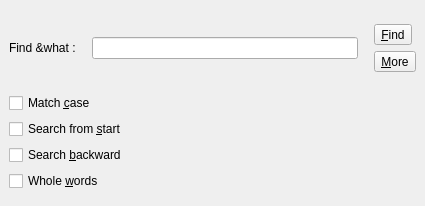
Old version of the form findreplacepanel.ui in the repository djeada/Lightpad.
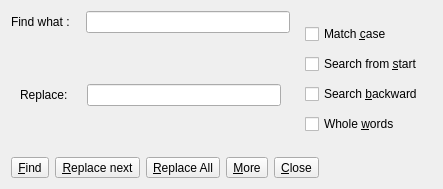
New version of the form.

Commit message: redesigned and expanded findreplace widget

```diff
--- a/findreplacepanel.ui
+++ b/findreplacepanel.ui
@@ -6,32 +6,33 @@
    <rect>
     <x>0</x>
     <y>0</y>
-    <width>425</width>
-    <height>206</height>
+    <width>443</width>
+    <height>189</height>
    </rect>
   </property>
   <property name="windowTitle">
    <string>Form</string>
   </property>
+  <layout class="QVBoxLayout" name="verticalLayout_4" stretch="0,0">
+   <property name="sizeConstraint">
+    <enum>QLayout::SetMinimumSize</enum>
+   </property>
+   <item>
+    <layout class="QHBoxLayout" name="horizontalLayout_4">
+     <item>
   <layout class="QVBoxLayout" name="verticalLayout_3">
-   <property name="leftMargin">
-    <number>9</number>
-   </property>
-   <property name="topMargin">
-    <number>9</number>
-   </property>
-   <property name="rightMargin">
-    <number>9</number>
-   </property>
-   <property name="bottomMargin">
-    <number>0</number>
+       <property name="sizeConstraint">
+        <enum>QLayout::SetNoConstraint</enum>
    </property>
    <item>
     <layout class="QHBoxLayout" name="horizontalLayout">
+         <property name="sizeConstraint">
+          <enum>QLayout::SetNoConstraint</enum>
+         </property>
      <item>
       <widget class="QLabel" name="findWhat">
        <property name="text">
-        <string>Find &amp;what :</string>
+            <string>Find what :</string>
        </property>
        <property name="textFormat">
         <enum>Qt::MarkdownText</enum>
@@ -55,46 +56,63 @@
       </spacer>
      </item>
      <item>
-      <widget class="QLineEdit" name="search"/>
-     </item>
-     <item>
-      <spacer name="horizontalSpacer_2">
-       <property name="orientation">
-        <enum>Qt::Horizontal</enum>
-       </property>
-       <property name="sizeType">
-        <enum>QSizePolicy::Minimum</enum>
-       </property>
-       <property name="sizeHint" stdset="0">
-        <size>
-         <width>10</width>
-         <height>20</height>
-        </size>
-       </property>
-      </spacer>
+          <widget class="QLineEdit" name="searchFind"/>
      </item>
      <item>
       <layout class="QVBoxLayout" name="verticalLayout_2">
+           <property name="sizeConstraint">
+            <enum>QLayout::SetNoConstraint</enum>
+           </property>
+          </layout>
+         </item>
+        </layout>
+       </item>
        <item>
-        <widget class="QToolButton" name="find">
+        <widget class="QWidget" name="widget" native="true">
+         <layout class="QHBoxLayout" name="horizontalLayout_2">
+          <property name="sizeConstraint">
+           <enum>QLayout::SetNoConstraint</enum>
+          </property>
+          <item>
+           <widget class="QLabel" name="Replace">
          <property name="text">
-          <string>&amp;Find</string>
-         </property>
+             <string>Replace: </string>
+            </property>
+            <property name="textFormat">
+             <enum>Qt::MarkdownText</enum>
+            </property>
         </widget>
        </item>
        <item>
-        <widget class="QToolButton" name="more">
-         <property name="text">
-          <string>&amp;More</string>
-         </property>
-        </widget>
-       </item>
-      </layout>
+           <spacer name="horizontalSpacer_4">
+            <property name="orientation">
+             <enum>Qt::Horizontal</enum>
+            </property>
+            <property name="sizeType">
+             <enum>QSizePolicy::Minimum</enum>
+            </property>
+            <property name="sizeHint" stdset="0">
+             <size>
+              <width>10</width>
+              <height>20</height>
+             </size>
+            </property>
+           </spacer>
+          </item>
+          <item>
+           <widget class="QLineEdit" name="searchReplace"/>
+          </item>
+         </layout>
+        </widget>
      </item>
     </layout>
    </item>
    <item>
+      <widget class="QWidget" name="options" native="true">
     <layout class="QVBoxLayout" name="verticalLayout">
+        <property name="sizeConstraint">
+         <enum>QLayout::SetNoConstraint</enum>
+        </property>
      <item>
       <widget class="QCheckBox" name="matchCase">
        <property name="text">
@@ -125,6 +143,64 @@
         <string>Whole &amp;words</string>
        </property>
       </widget>
+        </item>
+       </layout>
+      </widget>
+     </item>
+    </layout>
+   </item>
+   <item>
+    <layout class="QHBoxLayout" name="horizontalLayout_3">
+     <property name="sizeConstraint">
+      <enum>QLayout::SetNoConstraint</enum>
+     </property>
+     <item>
+      <widget class="QToolButton" name="find">
+       <property name="text">
+        <string>&amp;Find</string>
+       </property>
+      </widget>
+     </item>
+     <item>
+      <widget class="QToolButton" name="replaceSingle">
+       <property name="text">
+        <string>&amp;Replace next</string>
+       </property>
+      </widget>
+     </item>
+     <item>
+      <widget class="QToolButton" name="replaceAll">
+       <property name="text">
+        <string>&amp;Replace All</string>
+       </property>
+      </widget>
+     </item>
+     <item>
+      <widget class="QToolButton" name="more">
+       <property name="text">
+        <string>&amp;More</string>
+       </property>
+      </widget>
+     </item>
+     <item>
+      <widget class="QToolButton" name="close">
+       <property name="text">
+        <string>&amp;Close</string>
+       </property>
+      </widget>
+     </item>
+     <item>
+      <spacer name="horizontalSpacer_2">
+       <property name="orientation">
+        <enum>Qt::Horizontal</enum>
+       </property>
+       <property name="sizeHint" stdset="0">
+        <size>
+         <width>40</width>
+         <height>20</height>
+        </size>
+       </property>
+      </spacer>
      </item>
     </layout>
    </item>
```
Lines whose indentation alone changed are shown as unchanged. The commit also changes 4 other files.
